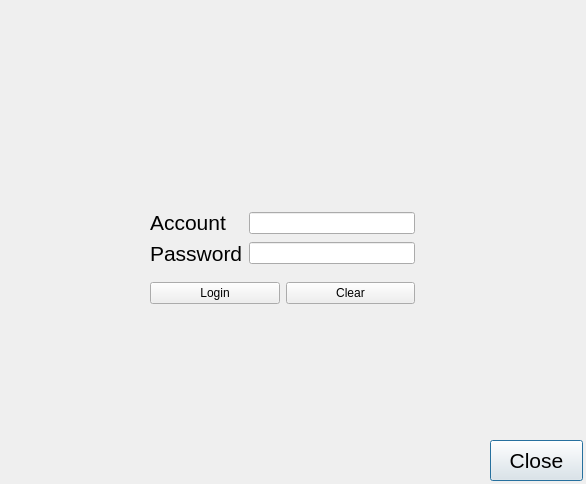
Old version of the form loginpage.ui in the repository Ling2251/CS1D-Project-2-Baseball-Project.
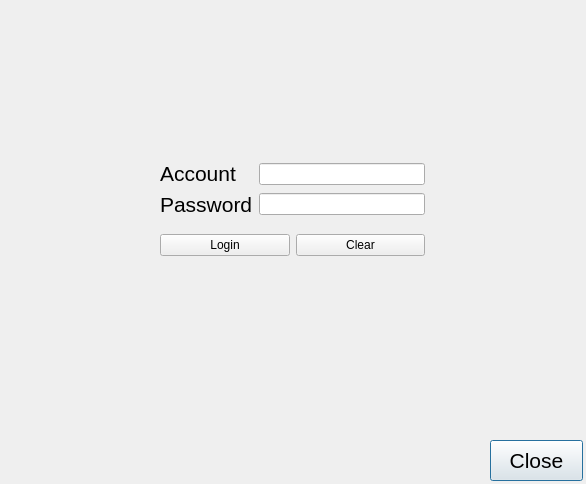
New version of the form.

Diff of the .ui file:
```diff
--- a/loginpage.ui
+++ b/loginpage.ui
@@ -17,8 +17,8 @@
    <property name="geometry">
     <rect>
      <x>130</x>
-     <y>380</y>
-     <width>311</width>
+     <y>360</y>
+     <width>321</width>
      <height>31</height>
     </rect>
    </property>
@@ -47,10 +47,10 @@
   <widget class="QWidget" name="layoutWidget">
    <property name="geometry">
     <rect>
-     <x>150</x>
-     <y>200</y>
+     <x>160</x>
+     <y>150</y>
      <width>265</width>
-     <height>116</height>
+     <height>117</height>
     </rect>
    </property>
    <layout class="QVBoxLayout" name="verticalLayout_3">
```
